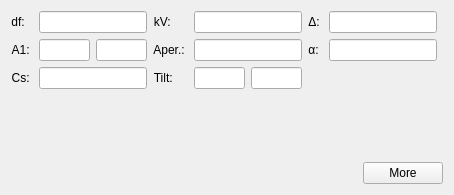
First picture: the form in src/gui/frames/aberrationframe.ui, repository JJPPeters/clTEM, before the edit.
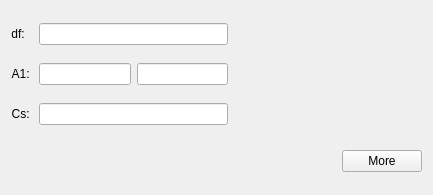
Second picture: the form after the edit. Custom widgets are drawn as their Qt base class.

Commit message: started playing with tab configurations

What changed in the file:
```diff
--- a/src/gui/frames/aberrationframe.ui
+++ b/src/gui/frames/aberrationframe.ui
@@ -25,166 +25,11 @@
   <property name="windowTitle">
    <string>Form</string>
   </property>
-  <layout class="QGridLayout" name="gridLayout" columnstretch="0,1,0,1,0,1,0">
-   <item row="0" column="4">
-    <widget class="QLabel" name="label_3">
-     <property name="sizePolicy">
-      <sizepolicy hsizetype="Fixed" vsizetype="Preferred">
-       <horstretch>0</horstretch>
-       <verstretch>0</verstretch>
-      </sizepolicy>
-     </property>
-     <property name="text">
-      <string>Δ: </string>
-     </property>
-     <property name="alignment">
-      <set>Qt::AlignRight|Qt::AlignTrailing|Qt::AlignVCenter</set>
-     </property>
-    </widget>
-   </item>
-   <item row="1" column="3">
-    <widget class="EditUnitsBox" name="edtAperture">
-     <property name="sizePolicy">
-      <sizepolicy hsizetype="MinimumExpanding" vsizetype="Fixed">
-       <horstretch>0</horstretch>
-       <verstretch>0</verstretch>
-      </sizepolicy>
-     </property>
-     <property name="minimumSize">
-      <size>
-       <width>0</width>
-       <height>0</height>
-      </size>
-     </property>
-     <property name="text">
-      <string/>
-     </property>
-    </widget>
-   </item>
-   <item row="2" column="0">
-    <widget class="QLabel" name="label_4">
-     <property name="sizePolicy">
-      <sizepolicy hsizetype="Fixed" vsizetype="Preferred">
-       <horstretch>0</horstretch>
-       <verstretch>0</verstretch>
-      </sizepolicy>
-     </property>
-     <property name="text">
-      <string>Cs: </string>
-     </property>
-     <property name="alignment">
-      <set>Qt::AlignRight|Qt::AlignTrailing|Qt::AlignVCenter</set>
-     </property>
-    </widget>
-   </item>
-   <item row="3" column="3">
-    <spacer name="verticalSpacer">
-     <property name="orientation">
-      <enum>Qt::Vertical</enum>
-     </property>
-     <property name="sizeHint" stdset="0">
-      <size>
-       <width>0</width>
-       <height>0</height>
-      </size>
-     </property>
-    </spacer>
-   </item>
-   <item row="2" column="3">
-    <layout class="QHBoxLayout" name="horizontalLayout_3">
-     <item>
-      <widget class="EditUnitsBox" name="edtBeamTilt">
-       <property name="sizePolicy">
-        <sizepolicy hsizetype="Ignored" vsizetype="Fixed">
-         <horstretch>0</horstretch>
-         <verstretch>0</verstretch>
-        </sizepolicy>
-       </property>
-       <property name="text">
-        <string/>
-       </property>
-      </widget>
-     </item>
-     <item>
-      <widget class="EditUnitsBox" name="edtBeamAzimuth">
-       <property name="sizePolicy">
-        <sizepolicy hsizetype="Ignored" vsizetype="Fixed">
-         <horstretch>0</horstretch>
-         <verstretch>0</verstretch>
-        </sizepolicy>
-       </property>
-       <property name="text">
-        <string/>
-       </property>
-      </widget>
-     </item>
-    </layout>
-   </item>
-   <item row="1" column="4">
-    <widget class="QLabel" name="label_6">
-     <property name="sizePolicy">
-      <sizepolicy hsizetype="Fixed" vsizetype="Preferred">
-       <horstretch>0</horstretch>
-       <verstretch>0</verstretch>
-      </sizepolicy>
-     </property>
-     <property name="text">
-      <string>α: </string>
-     </property>
-     <property name="alignment">
-      <set>Qt::AlignRight|Qt::AlignTrailing|Qt::AlignVCenter</set>
-     </property>
-    </widget>
-   </item>
-   <item row="0" column="2">
-    <widget class="QLabel" name="label_8">
-     <property name="sizePolicy">
-      <sizepolicy hsizetype="Fixed" vsizetype="Preferred">
-       <horstretch>0</horstretch>
-       <verstretch>0</verstretch>
-      </sizepolicy>
-     </property>
-     <property name="text">
-      <string>kV: </string>
-     </property>
-     <property name="alignment">
-      <set>Qt::AlignRight|Qt::AlignTrailing|Qt::AlignVCenter</set>
-     </property>
-    </widget>
-   </item>
-   <item row="0" column="3">
-    <widget class="EditUnitsBox" name="edtVoltage">
-     <property name="sizePolicy">
-      <sizepolicy hsizetype="MinimumExpanding" vsizetype="Fixed">
-       <horstretch>0</horstretch>
-       <verstretch>0</verstretch>
-      </sizepolicy>
-     </property>
-     <property name="text">
-      <string/>
-     </property>
-    </widget>
-   </item>
-   <item row="2" column="2">
-    <widget class="QLabel" name="label_5">
-     <property name="sizePolicy">
-      <sizepolicy hsizetype="Fixed" vsizetype="Preferred">
-       <horstretch>0</horstretch>
-       <verstretch>0</verstretch>
-      </sizepolicy>
-     </property>
-     <property name="text">
-      <string>Tilt: </string>
-     </property>
-     <property name="alignment">
-      <set>Qt::AlignRight|Qt::AlignTrailing|Qt::AlignVCenter</set>
-     </property>
-    </widget>
-   </item>
+  <layout class="QGridLayout" name="gridLayout" columnstretch="0,0,0">
    <item row="0" column="1">
     <widget class="EditUnitsBox" name="edtDefocus">
      <property name="sizePolicy">
-      <sizepolicy hsizetype="MinimumExpanding" vsizetype="Fixed">
+      <sizepolicy hsizetype="Expanding" vsizetype="Fixed">
        <horstretch>0</horstretch>
        <verstretch>0</verstretch>
       </sizepolicy>
@@ -206,22 +51,6 @@
      </property>
     </widget>
    </item>
-   <item row="1" column="2">
-    <widget class="QLabel" name="label_7">
-     <property name="sizePolicy">
-      <sizepolicy hsizetype="Fixed" vsizetype="Preferred">
-       <horstretch>0</horstretch>
-       <verstretch>0</verstretch>
-      </sizepolicy>
-     </property>
-     <property name="text">
-      <string>Aper.: </string>
-     </property>
-     <property name="alignment">
-      <set>Qt::AlignRight|Qt::AlignTrailing|Qt::AlignVCenter</set>
-     </property>
-    </widget>
-   </item>
    <item row="1" column="0">
     <widget class="QLabel" name="label_2">
      <property name="sizePolicy">
@@ -238,20 +67,77 @@
      </property>
     </widget>
    </item>
-   <item row="1" column="6">
-    <spacer name="horizontalSpacer">
-     <property name="orientation">
-      <enum>Qt::Horizontal</enum>
+   <item row="0" column="0">
+    <widget class="QLabel" name="label_1">
+     <property name="sizePolicy">
+      <sizepolicy hsizetype="Fixed" vsizetype="Preferred">
+       <horstretch>0</horstretch>
+       <verstretch>0</verstretch>
+      </sizepolicy>
      </property>
-     <property name="sizeHint" stdset="0">
-      <size>
-       <width>0</width>
-       <height>0</height>
-      </size>
+     <property name="text">
+      <string>df: </string>
      </property>
-    </spacer>
+     <property name="alignment">
+      <set>Qt::AlignRight|Qt::AlignTrailing|Qt::AlignVCenter</set>
+     </property>
+    </widget>
    </item>
-   <item row="4" column="0" colspan="7">
+   <item row="1" column="1">
+    <layout class="QHBoxLayout" name="horizontalLayout_2" stretch="1,1">
+     <item>
+      <widget class="EditUnitsBox" name="edtStigMag">
+       <property name="sizePolicy">
+        <sizepolicy hsizetype="Ignored" vsizetype="Fixed">
+         <horstretch>0</horstretch>
+         <verstretch>0</verstretch>
+        </sizepolicy>
+       </property>
+       <property name="minimumSize">
+        <size>
+         <width>0</width>
+         <height>0</height>
+        </size>
+       </property>
+       <property name="maximumSize">
+        <size>
+         <width>16777215</width>
+         <height>16777215</height>
+        </size>
+       </property>
+       <property name="text">
+        <string/>
+       </property>
+      </widget>
+     </item>
+     <item>
+      <widget class="EditUnitsBox" name="edtStigAng">
+       <property name="sizePolicy">
+        <sizepolicy hsizetype="Ignored" vsizetype="Fixed">
+         <horstretch>0</horstretch>
+         <verstretch>0</verstretch>
+        </sizepolicy>
+       </property>
+       <property name="minimumSize">
+        <size>
+         <width>0</width>
+         <height>0</height>
+        </size>
+       </property>
+       <property name="maximumSize">
+        <size>
+         <width>16777215</width>
+         <height>16777215</height>
+        </size>
+       </property>
+       <property name="text">
+        <string/>
+       </property>
+      </widget>
+     </item>
+    </layout>
+   </item>
+   <item row="4" column="0" colspan="3">
     <layout class="QHBoxLayout" name="horizontalLayout">
      <item>
       <spacer name="hSpacer">
@@ -275,58 +161,28 @@
      </item>
     </layout>
    </item>
-   <item row="0" column="5">
-    <widget class="EditUnitsBox" name="edtDelta">
-     <property name="sizePolicy">
-      <sizepolicy hsizetype="MinimumExpanding" vsizetype="Fixed">
-       <horstretch>0</horstretch>
-       <verstretch>0</verstretch>
-      </sizepolicy>
+   <item row="3" column="1">
+    <spacer name="verticalSpacer_2">
+     <property name="orientation">
+      <enum>Qt::Vertical</enum>
      </property>
-     <property name="minimumSize">
-      <size>
-       <width>0</width>
-       <height>0</height>
-      </size>
-     </property>
-     <property name="maximumSize">
-      <size>
-       <width>16777215</width>
-       <height>16777215</height>
-      </size>
-     </property>
-     <property name="text">
-      <string/>
-     </property>
-    </widget>
+    </spacer>
    </item>
-   <item row="1" column="5">
-    <widget class="EditUnitsBox" name="edtConverge">
-     <property name="sizePolicy">
-      <sizepolicy hsizetype="MinimumExpanding" vsizetype="Fixed">
-       <horstretch>0</horstretch>
-       <verstretch>0</verstretch>
-      </sizepolicy>
+   <item row="1" column="2">
+    <spacer name="horizontalSpacer">
+     <property name="orientation">
+      <enum>Qt::Horizontal</enum>
      </property>
-     <property name="minimumSize">
+     <property name="sizeHint" stdset="0">
       <size>
        <width>0</width>
        <height>0</height>
       </size>
      </property>
-     <property name="maximumSize">
-      <size>
-       <width>16777215</width>
-       <height>16777215</height>
-      </size>
-     </property>
-     <property name="text">
-      <string/>
-     </property>
-    </widget>
+    </spacer>
    </item>
-   <item row="0" column="0">
-    <widget class="QLabel" name="label_1">
+   <item row="2" column="0">
+    <widget class="QLabel" name="label_4">
      <property name="sizePolicy">
       <sizepolicy hsizetype="Fixed" vsizetype="Preferred">
        <horstretch>0</horstretch>
@@ -334,71 +190,17 @@
       </sizepolicy>
      </property>
      <property name="text">
-      <string>df: </string>
+      <string>Cs: </string>
      </property>
      <property name="alignment">
       <set>Qt::AlignRight|Qt::AlignTrailing|Qt::AlignVCenter</set>
      </property>
     </widget>
    </item>
-   <item row="1" column="1">
-    <layout class="QHBoxLayout" name="horizontalLayout_2" stretch="1,1">
-     <item>
-      <widget class="EditUnitsBox" name="edtStigMag">
-       <property name="sizePolicy">
-        <sizepolicy hsizetype="Ignored" vsizetype="Fixed">
-         <horstretch>0</horstretch>
-         <verstretch>0</verstretch>
-        </sizepolicy>
-       </property>
-       <property name="minimumSize">
-        <size>
-         <width>0</width>
-         <height>0</height>
-        </size>
-       </property>
-       <property name="maximumSize">
-        <size>
-         <width>16777215</width>
-         <height>16777215</height>
-        </size>
-       </property>
-       <property name="text">
-        <string/>
-       </property>
-      </widget>
-     </item>
-     <item>
-      <widget class="EditUnitsBox" name="edtStigAng">
-       <property name="sizePolicy">
-        <sizepolicy hsizetype="Ignored" vsizetype="Fixed">
-         <horstretch>0</horstretch>
-         <verstretch>0</verstretch>
-        </sizepolicy>
-       </property>
-       <property name="minimumSize">
-        <size>
-         <width>0</width>
-         <height>0</height>
-        </size>
-       </property>
-       <property name="maximumSize">
-        <size>
-         <width>16777215</width>
-         <height>16777215</height>
-        </size>
-       </property>
-       <property name="text">
-        <string/>
-       </property>
-      </widget>
-     </item>
-    </layout>
-   </item>
    <item row="2" column="1">
     <widget class="EditUnitsBox" name="edtSphere">
      <property name="sizePolicy">
-      <sizepolicy hsizetype="MinimumExpanding" vsizetype="Fixed">
+      <sizepolicy hsizetype="Expanding" vsizetype="Fixed">
        <horstretch>0</horstretch>
        <verstretch>0</verstretch>
       </sizepolicy>
```
Left out of the diff: 6 changed lines with no effect on the pictures. The commit also changes 6 other files.
